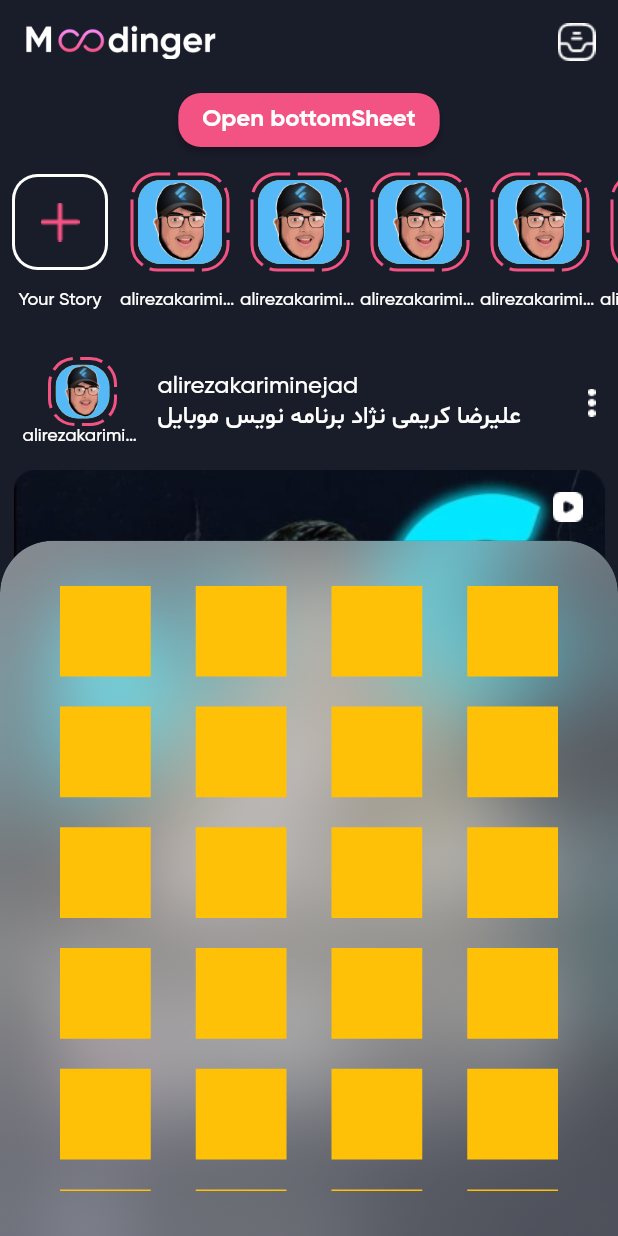
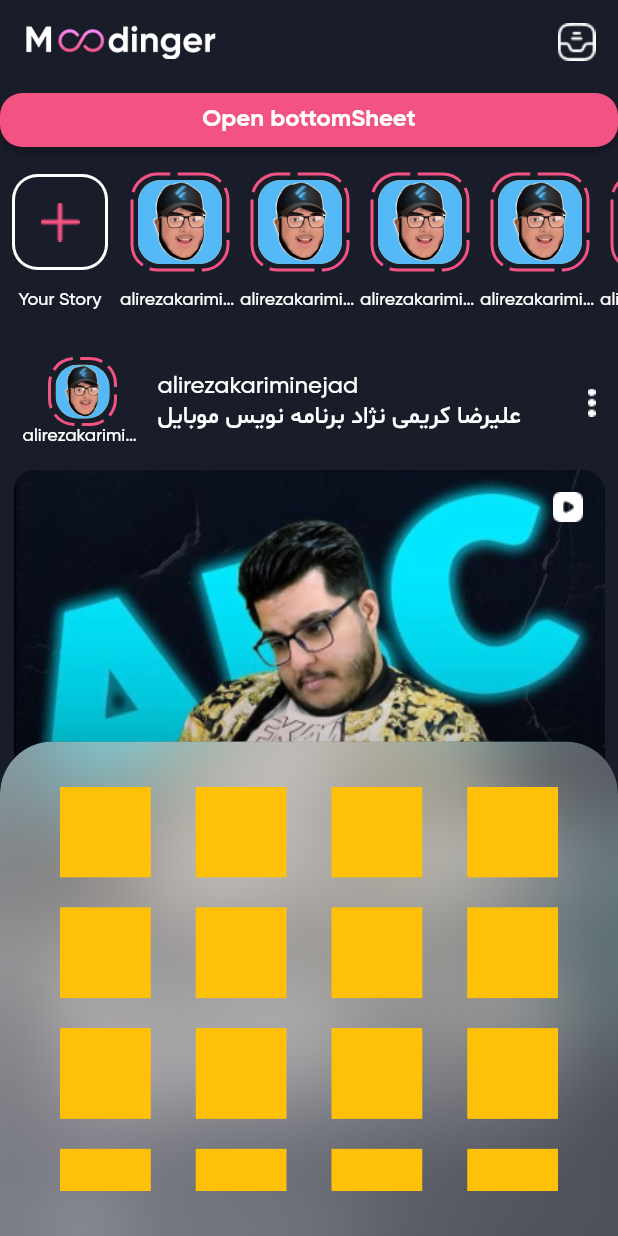
Before and after one commit to alirezakariminejad/flutter_instagram, a Flutter app: the screen it shows after launch, after a tap on "Open bottomSheet", on a phone screen of 412 x 824 dp. Run offline on Flutter 3.47's test engine with Material 2 defaults, Android fonts, the phone set to English and light mode, and no system bars; drawn by our look-alikes of dotted_border.

Commit message:
Use slivers for home screen

```diff
--- a/lib/screens/home_screen.dart
+++ b/lib/screens/home_screen.dart
@@ -28,23 +28,35 @@ class HomeScreen extends StatelessWidget {
       ),
       backgroundColor: ColorConstants.black,
       body: SafeArea(
-        child: SingleChildScrollView(
-          child: Column(
-            children: [
-              ElevatedButton(
+        child: CustomScrollView(
+          slivers: [
+            SliverToBoxAdapter(
+              child: ElevatedButton(
                 onPressed: () {
                   showModalBottomSheet(
                     barrierColor: Colors.transparent,
                     backgroundColor: Colors.transparent,
+                    isScrollControlled: true,
                     context: context,
                     builder: (context) {
-                      return ShareBottomSheet();
+                      return DraggableScrollableSheet(
+                        initialChildSize: 0.4,
+                        minChildSize: 0.2,
+                        maxChildSize: 0.7,
+                        builder: (context, scrollController) {
+                          return ShareBottomSheet(
+                            scrollController: scrollController,
+                          );
+                        },
+                      );
                     },
                   );
                 },
                 child: Text('Open bottomSheet'),
               ),
-              Container(
+            ),
+            SliverToBoxAdapter(
+              child: Container(
                 height: 120.0,
                 child: ListView.builder(
                   scrollDirection: Axis.horizontal,
@@ -60,9 +72,25 @@ class HomeScreen extends StatelessWidget {
                   },
                 ),
               ),
-              _getPostList(),
-            ],
-          ),
+            ),
+            SliverList(
+              delegate: SliverChildBuilderDelegate(
+                childCount: 5,
+                (context, index) {
+                  return Column(
+                    crossAxisAlignment: CrossAxisAlignment.center,
+                    children: [
+                      SizedBox(height: 15.0),
+                      _headOfPost(),
+                      SizedBox(height: 15.0),
+                      _bodyOfPost(),
+                      SizedBox(height: 30.0),
+                    ],
+                  );
+                },
+              ),
+            )
+          ],
         ),
       ),
     );
```
